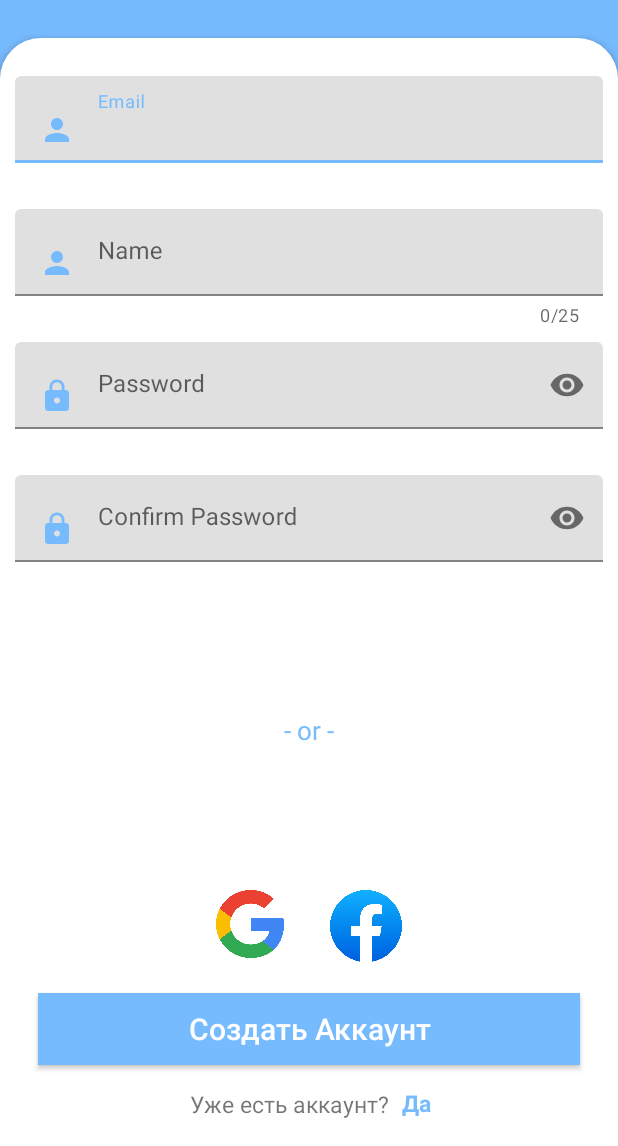
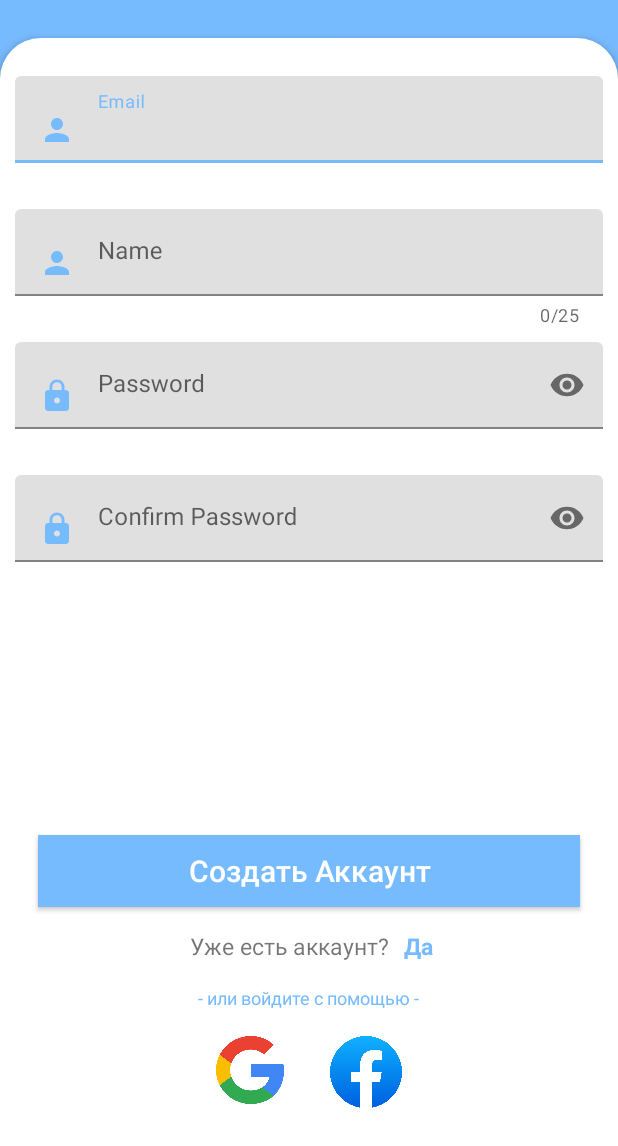
Before and after one commit to Mish9Keveyan/Drive_Smart, an Android app: the RegisterActivity screen opened directly, with no data from a screen before it, on a phone screen of 412 x 824 dp, the part 90-1236 px from its top. Run offline under Robolectric (Android 15) with nearby library versions, the light colour scheme and no system bars; our stand-ins replace Firebase (no records; nobody signed in at launch, a user with empty details on screens opened directly); 1 statement that could not run was skipped.

Commit message:
Start commit
update register page

```diff
--- a/app/src/main/res/layout/activity_register.xml
+++ b/app/src/main/res/layout/activity_register.xml
@@ -122,25 +122,26 @@
         </com.google.android.material.textfield.TextInputLayout>
 
         <TextView
+            android:id="@+id/or"
             android:layout_width="wrap_content"
             android:layout_height="wrap_content"
             android:text="@string/or"
-            android:layout_margin="5dp"
-            android:textSize="17sp"
+            android:layout_margin="2dp"
+            android:textSize="12sp"
+            android:layout_marginBottom="15dp"
             android:textColor="@color/bg_color"
-            app:layout_constraintBottom_toTopOf="@+id/lineSocialIcons"
             app:layout_constraintEnd_toEndOf="parent"
+            app:layout_constraintBottom_toTopOf="@id/lineSocialIcons"
             app:layout_constraintStart_toStartOf="parent"
-            app:layout_constraintTop_toBottomOf="@+id/textInputConfirmPassword" />
+             />
 
         <LinearLayout
             android:id="@+id/lineSocialIcons"
             android:layout_width="match_parent"
             android:layout_height="wrap_content"
-            android:layout_marginBottom="5dp"
             android:gravity="center_horizontal"
             android:orientation="horizontal"
-            app:layout_constraintBottom_toTopOf="@+id/SignUpButton"
+            app:layout_constraintBottom_toBottomOf="parent"
             tools:layout_editor_absoluteX="10dp">
 
             <ImageView
@@ -172,17 +173,17 @@
             android:textColor="@color/white"
             android:textSize="20sp"
             app:layout_constraintBottom_toTopOf="@+id/toggleLoginSignUpTextView"
-            tools:layout_editor_absoluteX="26dp" />
+            app:layout_constraintEnd_toEndOf="parent"
+            app:layout_constraintStart_toStartOf="parent" />
 
         <TextView
             android:id="@+id/toggleLoginSignUpTextView"
             android:layout_width="wrap_content"
             android:layout_height="wrap_content"
-            android:layout_marginBottom="7dp"
-            android:gravity="center"
             android:text="@string/toggleLoginSignUpTextView"
             android:textSize="15sp"
-            app:layout_constraintBottom_toBottomOf="parent"
+            android:layout_marginBottom="15dp"
+            app:layout_constraintBottom_toTopOf="@+id/or"
             app:layout_constraintEnd_toEndOf="parent"
             app:layout_constraintHorizontal_bias="0.450"
             app:layout_constraintStart_toStartOf="parent" />
@@ -191,8 +192,7 @@
             android:id="@+id/tvYes"
             android:layout_width="wrap_content"
             android:layout_height="wrap_content"
-            android:layout_marginTop="13dp"
-            android:layout_marginBottom="7dp"
+            android:layout_marginStart="10dp"
             android:clickable="true"
             android:focusable="true"
             android:gravity="center"
@@ -201,11 +201,9 @@
             android:textColor="@color/bg_color"
             android:textSize="15sp"
             android:textStyle="bold"
-            app:layout_constraintBottom_toBottomOf="parent"
-            app:layout_constraintEnd_toEndOf="parent"
-            app:layout_constraintHorizontal_bias="0.07"
+            app:layout_constraintBottom_toBottomOf="@+id/toggleLoginSignUpTextView"
             app:layout_constraintStart_toEndOf="@+id/toggleLoginSignUpTextView"
-            app:layout_constraintTop_toBottomOf="@+id/SignUpButton" />
+            app:layout_constraintTop_toTopOf="@+id/toggleLoginSignUpTextView" />
 
 
     </androidx.constraintlayout.widget.ConstraintLayout>
--- a/app/src/main/res/values/strings.xml
+++ b/app/src/main/res/values/strings.xml
@@ -10,5 +10,5 @@
     <string name="sign_up">Создать Аккаунт</string>
     <string name="Yes">Да</string>
     <string name="toggleLoginSignUpTextView">Уже есть аккаунт?</string>
-    <string name="or">- or -</string>
+    <string name="or">- или войдите с помощью -</string>
 </resources>
--- a/build.gradle
+++ b/build.gradle
@@ -2,7 +2,6 @@
 buildscript {
     repositories {
         google()
-
         mavenCentral()
 
     }
```
Also changed, not shown: app/src/main/java/com/example/learntodrive/RegisterActivity.java (indentation only).
